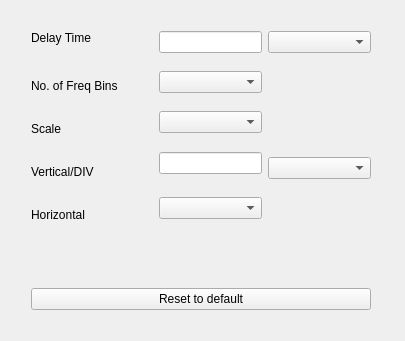
The window that Oscilloscope/fftsetup.ui (jiwon8578/Oscilloscope) describes before a commit, drawn with Qt 5.
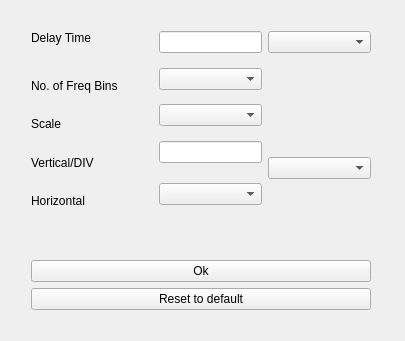
The same window after the commit.

Commit message: hi 고기 맛있냥

The edit to the form file:
```diff
--- a/Oscilloscope/fftsetup.ui
+++ b/Oscilloscope/fftsetup.ui
@@ -51,6 +51,13 @@
         </property>
        </spacer>
       </item>
+      <item>
+       <widget class="QPushButton" name="pushButton">
+        <property name="text">
+         <string>Ok</string>
+        </property>
+       </widget>
+      </item>
       <item>
        <widget class="QPushButton" name="resettodefaultpushbutton">
         <property name="text">
```
The commit also changes 2 other files.
